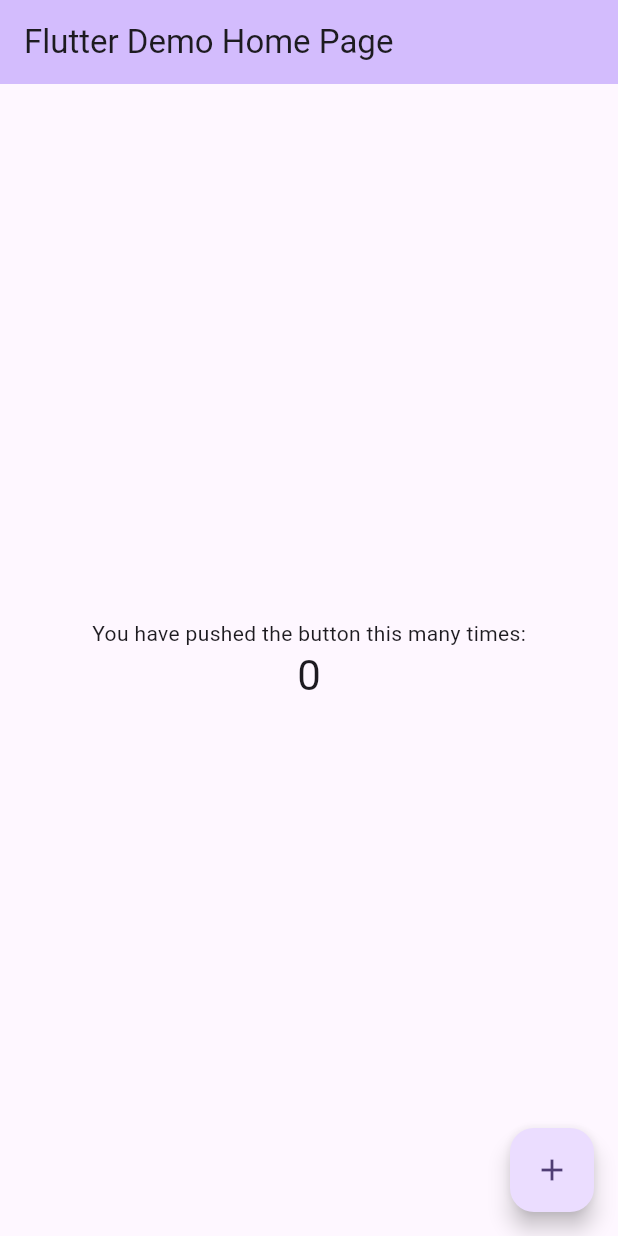
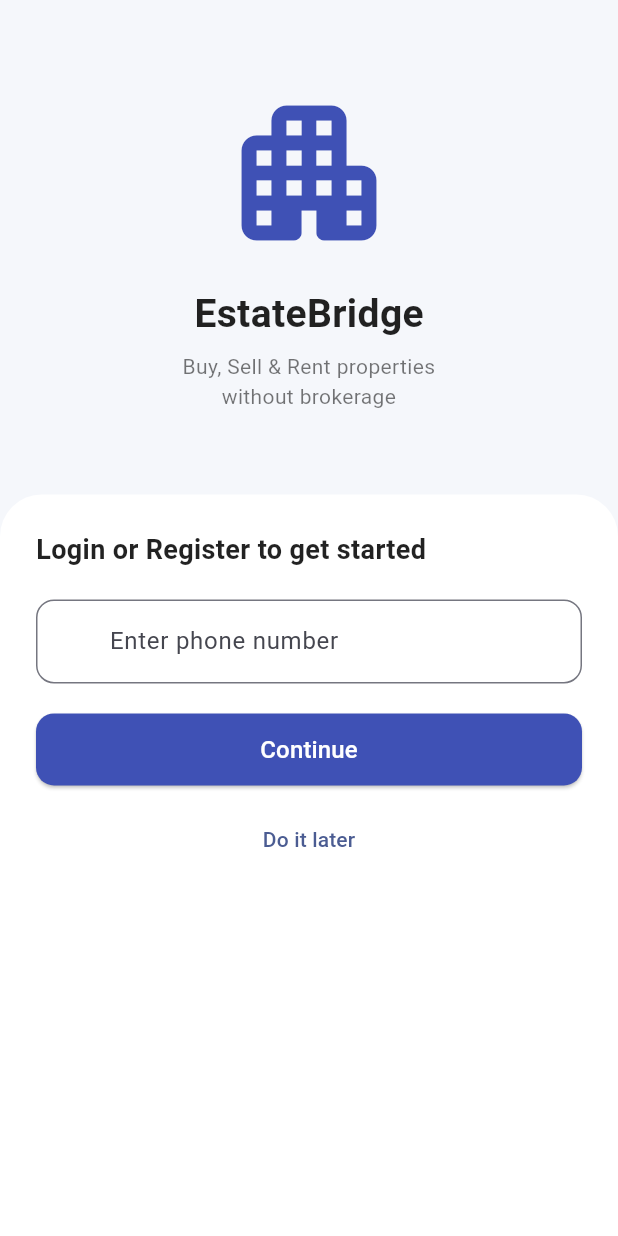
Before and after one commit to NeerajGit2606/EstateBridge, a Flutter app: the screen it shows after launch, on a phone screen of 412 x 824 dp. Run offline on Flutter 3.47's test engine with Material 3 defaults, Android fonts, the phone set to English and light mode, and no system bars; our stand-ins replace firebase_auth, firebase_core, shared_preferences; accounts and stored records are empty.

Commit message:
chore: setup firebase cli and flutterfire configuration

```diff
--- /dev/null
+++ b/lib/app/app.dart
@@ -0,0 +1,86 @@
+import 'package:flutter/material.dart';
+import 'package:firebase_auth/firebase_auth.dart';
+import 'package:shared_preferences/shared_preferences.dart';
+
+import '../features/onboarding/welcome_screen.dart';
+import '../dashboards/guest/guest_home.dart';
+import '../shared/theme/app_theme.dart';
+
+class EstateBridgeApp extends StatefulWidget {
+  const EstateBridgeApp({super.key});
+
+  @override
+  State<EstateBridgeApp> createState() => _EstateBridgeAppState();
+}
+
+class _EstateBridgeAppState extends State<EstateBridgeApp> {
+  late final Future<Widget> _startScreenFuture;
+
+  @override
+  void initState() {
+    super.initState();
+    _startScreenFuture = _resolveStartScreen();
+  }
+
+  /// Runs ONLY ONCE when app starts
+  Future<Widget> _resolveStartScreen() async {
+    final prefs = await SharedPreferences.getInstance();
+
+    final hasSeenWelcome = prefs.getBool('has_seen_welcome') ?? false;
+    final isLoggedIn = FirebaseAuth.instance.currentUser != null;
+
+    // 1️⃣ Logged-in users → main app
+    if (isLoggedIn) {
+      return const GuestHome(); // later UserHome
+    }
+
+    // 2️⃣ First-ever launch → Welcome
+    if (!hasSeenWelcome) {
+      // Mark immediately so next launch skips welcome
+      await prefs.setBool('has_seen_welcome', true);
+      return const WelcomeScreen();
+    }
+
+    // 3️⃣ Returning users without login → Guest mode
+    return const GuestHome();
+  }
+
+  @override
+  Widget build(BuildContext context) {
+    return MaterialApp(
+      title: 'EstateBridge',
+      debugShowCheckedModeBanner: false,
+      theme: AppTheme.lightTheme,
+      home: FutureBuilder<Widget>(
+        future: _startScreenFuture, // cached future
+        builder: (context, snapshot) {
+          // While async work is running → show loader
+          if (snapshot.connectionState != ConnectionState.done) {
+            return const Scaffold(
+              body: Center(child: CircularProgressIndicator()),
+            );
+          }
+
+          // If something failed during startup resolution
+          if (snapshot.hasError) {
+            // Log error instead of crashing app
+            debugPrint('Startup error: ${snapshot.error}');
+
+            return const Scaffold(
+              body: Center(
+                child: Text(
+                  'Something went wrong',
+                  style: TextStyle(fontSize: 16),
+                ),
+              ),
+            );
+          }
+
+          // SUCCESS CASE
+          // snapshot.data is guaranteed non-null here
+          return snapshot.data!;
+        },
+      ),
+    );
+  }
+}
--- /dev/null
+++ b/lib/dashboards/guest/guest_home.dart
@@ -0,0 +1,34 @@
+import 'package:flutter/material.dart';
+
+/// ------------------------------------------------------------
+/// GuestHome
+/// ------------------------------------------------------------
+/// This screen is shown to users who
+/// are not logged in.
+/// ------------------------------------------------------------
+class GuestHome extends StatelessWidget {
+  const GuestHome({super.key});
+
+  @override
+  Widget build(BuildContext context) {
+    return Scaffold(
+      appBar: AppBar(
+        title: const Text('EstateBridge'),
+        actions: [
+          TextButton(
+            onPressed: () {
+              // TODO: Navigate to Login / OTP screen
+            },
+            child: const Text('Login'),
+          )
+        ],
+      ),
+      body: const Center(
+        child: Text(
+          'Browsing as Guest',
+          style: TextStyle(fontSize: 16),
+        ),
+      ),
+    );
+  }
+}
--- /dev/null
+++ b/lib/features/onboarding/welcome_screen.dart
@@ -0,0 +1,200 @@
+import 'package:flutter/material.dart';
+
+/// ------------------------------------------------------------
+/// WelcomeScreen
+/// ------------------------------------------------------------
+/// This is the FIRST screen of the application.
+/// Similar to apps like 99acres / NoBroker, this screen:
+/// 1. Builds trust (branding + value proposition)
+/// 2. Allows soft entry via phone number
+/// 3. Gives option to skip login ("Do it later")
+///
+/// NOTE:
+/// - This screen does NOT authenticate the user.
+/// - Authentication (OTP / Firebase Auth) will come later.
+/// ------------------------------------------------------------
+class WelcomeScreen extends StatelessWidget {
+  const WelcomeScreen({super.key});
+
+  @override
+  Widget build(BuildContext context) {
+    return Scaffold(
+      /// Light background color for a clean, modern look
+      backgroundColor: const Color(0xFFF5F7FB),
+
+      /// SafeArea ensures UI does not overlap
+      /// with notch, status bar, or system gestures
+      body: SafeArea(
+        child: Column(
+          children: [
+            // =========================================================
+            // 1️⃣ TOP HERO SECTION (Branding + Trust)
+            // =========================================================
+            // This section visually introduces the app.
+            // It takes less space than the bottom section
+            // but enough to establish brand identity.
+            Expanded(
+              flex: 4, // 40% of the vertical screen
+              child: Center(
+                child: Column(
+                  mainAxisAlignment: MainAxisAlignment.center,
+                  children: const [
+                    /// Placeholder icon for illustration / image
+                    /// In production, this can be replaced with:
+                    /// - Lottie animation
+                    /// - SVG illustration
+                    /// - Static image
+                    Icon(
+                      Icons.apartment_rounded,
+                      size: 120,
+                      color: Colors.indigo,
+                    ),
+
+                    SizedBox(height: 16),
+
+                    /// App name / Brand name
+                    /// This should be bold and clearly visible
+                    Text(
+                      'EstateBridge',
+                      style: TextStyle(
+                        fontSize: 26,
+                        fontWeight: FontWeight.bold,
+                      ),
+                    ),
+
+                    SizedBox(height: 6),
+
+                    /// Short value proposition
+                    /// Explains WHAT the app does in one glance
+                    Text(
+                      'Buy, Sell & Rent properties\nwithout brokerage',
+                      textAlign: TextAlign.center,
+                      style: TextStyle(
+                        fontSize: 14,
+                        color: Colors.black54,
+                      ),
+                    ),
+                  ],
+                ),
+              ),
+            ),
+
+            // =========================================================
+            // 2️⃣ BOTTOM ACTION SECTION (User Interaction)
+            // =========================================================
+            // This section behaves like a "bottom sheet".
+            // It contains:
+            // - Login / Register prompt
+            // - Phone number input
+            // - Primary and secondary actions
+            Expanded(
+              flex: 6, // 60% of the vertical screen
+              child: Container(
+                padding: const EdgeInsets.all(24),
+
+                /// Rounded top corners give a modern,
+                /// bottom-sheet style appearance
+                decoration: const BoxDecoration(
+                  color: Colors.white,
+                  borderRadius: BorderRadius.vertical(
+                    top: Radius.circular(28),
+                  ),
+                ),
+
+                child: Column(
+                  crossAxisAlignment: CrossAxisAlignment.stretch,
+                  children: [
+                    /// Section title
+                    /// This text sets user expectation
+                    const Text(
+                      'Login or Register to get started',
+                      style: TextStyle(
+                        fontSize: 18,
+                        fontWeight: FontWeight.w600,
+                      ),
+                    ),
+
+                    const SizedBox(height: 20),
+
+                    // -----------------------------------------------------
+                    // PHONE NUMBER INPUT FIELD
+                    // -----------------------------------------------------
+                    // This field collects user's mobile number.
+                    // In later steps:
+                    // - OTP will be sent
+                    // - Firebase Phone Auth will be triggered
+                    TextField(
+                      keyboardType: TextInputType.phone,
+                      decoration: InputDecoration(
+                        /// Country code prefix (India)
+                        prefixText: '+91 ',
+                        hintText: 'Enter phone number',
+
+                        /// Rounded border for better UX
+                        border: OutlineInputBorder(
+                          borderRadius: BorderRadius.circular(12),
+                        ),
+                      ),
+                    ),
+
+                    const SizedBox(height: 20),
+
+                    // -----------------------------------------------------
+                    // PRIMARY CTA BUTTON (CONTINUE)
+                    // -----------------------------------------------------
+                    // This is the main action on the screen.
+                    // Visually strong to guide user forward.
+                    SizedBox(
+                      height: 48,
+                      child: ElevatedButton(
+                        onPressed: () {
+                          /// TODO (Next Phase):
+                          /// 1. Validate phone number
+                          /// 2. Trigger OTP screen
+                          /// 3. Start Firebase Phone Authentication
+                        },
+
+                        /// Styling to make it prominent
+                        style: ElevatedButton.styleFrom(
+                          backgroundColor: Colors.indigo,
+                          shape: RoundedRectangleBorder(
+                            borderRadius: BorderRadius.circular(12),
+                          ),
+                        ),
+
+                        child: const Text(
+                          'Continue',
+                          style: TextStyle(fontSize: 16),
+                        ),
+                      ),
+                    ),
+
+                    const SizedBox(height: 12),
+
+                    // -----------------------------------------------------
+                    // SECONDARY CTA (SKIP LOGIN)
+                    // -----------------------------------------------------
+                    // This allows users to explore the app
+                    // without authentication.
+                    //
+                    // Business logic later:
+                    // - Limited browsing
+                    // - No contact details visible
+                    // - Prompt login again on restricted actions
+                    TextButton(
+                      onPressed: () {
+                        /// TODO:
+                        /// Navigate to limited-access home screen
+                      },
+                      child: const Text('Do it later'),
+                    ),
+                  ],
+                ),
+              ),
+            ),
+          ],
+        ),
+      ),
+    );
+  }
+}
--- a/lib/main.dart
+++ b/lib/main.dart
@@ -1,122 +1,16 @@
 import 'package:flutter/material.dart';
+import 'package:firebase_core/firebase_core.dart';
 
-void main() {
-  runApp(const MyApp());
+import 'app/app.dart';
+import 'firebase_options.dart';
+
+Future<void> main() async {
+  // Ensures Flutter engine is ready before async calls
+  WidgetsFlutterBinding.ensureInitialized();
+
+  // 🔥 REQUIRED: Initialize Firebase BEFORE using FirebaseAuth
+  await Firebase.initializeApp(options: DefaultFirebaseOptions.currentPlatform);
+
+  // Start the app AFTER Firebase is ready
+  runApp(const EstateBridgeApp());
 }
-
-class MyApp extends StatelessWidget {
-  const MyApp({super.key});
-
-  // This widget is the root of your application.
-  @override
-  Widget build(BuildContext context) {
-    return MaterialApp(
-      title: 'Flutter Demo',
-      theme: ThemeData(
-        // This is the theme of your application.
-        //
-        // TRY THIS: Try running your application with "flutter run". You'll see
-        // the application has a purple toolbar. Then, without quitting the app,
-        // try changing the seedColor in the colorScheme below to Colors.green
-        // and then invoke "hot reload" (save your changes or press the "hot
-        // reload" button in a Flutter-supported IDE, or press "r" if you used
-        // the command line to start the app).
-        //
-        // Notice that the counter didn't reset back to zero; the application
-        // state is not lost during the reload. To reset the state, use hot
-        // restart instead.
-        //
-        // This works for code too, not just values: Most code changes can be
-        // tested with just a hot reload.
-        colorScheme: .fromSeed(seedColor: Colors.deepPurple),
-      ),
-      home: const MyHomePage(title: 'Flutter Demo Home Page'),
-    );
-  }
-}
-
-class MyHomePage extends StatefulWidget {
-  const MyHomePage({super.key, required this.title});
-
-  // This widget is the home page of your application. It is stateful, meaning
-  // that it has a State object (defined below) that contains fields that affect
-  // how it looks.
-
-  // This class is the configuration for the state. It holds the values (in this
-  // case the title) provided by the parent (in this case the App widget) and
-  // used by the build method of the State. Fields in a Widget subclass are
-  // always marked "final".
-
-  final String title;
-
-  @override
-  State<MyHomePage> createState() => _MyHomePageState();
-}
-
-class _MyHomePageState extends State<MyHomePage> {
-  int _counter = 0;
-
-  void _incrementCounter() {
-    setState(() {
-      // This call to setState tells the Flutter framework that something has
-      // changed in this State, which causes it to rerun the build method below
-      // so that the display can reflect the updated values. If we changed
-      // _counter without calling setState(), then the build method would not be
-      // called again, and so nothing would appear to happen.
-      _counter++;
-    });
-  }
-
-  @override
-  Widget build(BuildContext context) {
-    // This method is rerun every time setState is called, for instance as done
-    // by the _incrementCounter method above.
-    //
-    // The Flutter framework has been optimized to make rerunning build methods
-    // fast, so that you can just rebuild anything that needs updating rather
-    // than having to individually change instances of widgets.
-    return Scaffold(
-      appBar: AppBar(
-        // TRY THIS: Try changing the color here to a specific color (to
-        // Colors.amber, perhaps?) and trigger a hot reload to see the AppBar
-        // change color while the other colors stay the same.
-        backgroundColor: Theme.of(context).colorScheme.inversePrimary,
-        // Here we take the value from the MyHomePage object that was created by
-        // the App.build method, and use it to set our appbar title.
-        title: Text(widget.title),
-      ),
-      body: Center(
-        // Center is a layout widget. It takes a single child and positions it
-        // in the middle of the parent.
-        child: Column(
-          // Column is also a layout widget. It takes a list of children and
-          // arranges them vertically. By default, it sizes itself to fit its
-          // children horizontally, and tries to be as tall as its parent.
-          //
-          // Column has various properties to control how it sizes itself and
-          // how it positions its children. Here we use mainAxisAlignment to
-          // center the children vertically; the main axis here is the vertical
-          // axis because Columns are vertical (the cross axis would be
-          // horizontal).
-          //
-          // TRY THIS: Invoke "debug painting" (choose the "Toggle Debug Paint"
-          // action in the IDE, or press "p" in the console), to see the
-          // wireframe for each widget.
-          mainAxisAlignment: .center,
-          children: [
-            const Text('You have pushed the button this many times:'),
-            Text(
-              '$_counter',
-              style: Theme.of(context).textTheme.headlineMedium,
-            ),
-          ],
-        ),
-      ),
-      floatingActionButton: FloatingActionButton(
-        onPressed: _incrementCounter,
-        tooltip: 'Increment',
-        child: const Icon(Icons.add),
-      ),
-    );
-  }
-}
--- /dev/null
+++ b/lib/shared/theme/app_theme.dart
@@ -0,0 +1,124 @@
+// Imports Flutter’s Material Design package.
+// ThemeData, ColorScheme, TextTheme, etc. come from here.
+import 'package:flutter/material.dart';
+
+/// AppTheme
+/// --------
+/// This class defines the global visual identity of the application.
+///
+/// Why central theme?
+/// - Consistent UI across all screens
+/// - Easy rebranding (change colors in one place)
+/// - Future support for dark mode
+/// - Cleaner widget code (less inline styling)
+///
+/// Real-world apps (99acres, NoBroker, Airbnb) always use a central theme.
+class AppTheme {
+  /// Private constructor to prevent instantiation.
+  /// This class is intended to be used statically.
+  AppTheme._();
+
+  /// Light theme configuration for the application.
+  ///
+  /// This is the default theme used across the app.
+  /// Later, a darkTheme can be added alongside this.
+  static ThemeData get lightTheme {
+    return ThemeData(
+      // Enables Material Design 3 (latest design system by Google).
+      // Provides better defaults for spacing, typography, and components.
+      useMaterial3: true,
+
+      // Defines the primary color palette of the app.
+      // We use a professional blue tone suitable for real estate platforms.
+      colorScheme: ColorScheme.fromSeed(
+        seedColor: const Color(0xFF2563EB), // Blue (trust, reliability)
+        brightness: Brightness.light,
+      ),
+
+      // Background color used by Scaffold widgets.
+      // A very light grey is easier on the eyes than pure white.
+      scaffoldBackgroundColor: const Color(0xFFF8FAFC),
+
+      // Default font family for the entire app.
+      // Roboto is widely used, readable, and professional.
+      fontFamily: 'Roboto',
+
+      // Global AppBar styling.
+      appBarTheme: const AppBarTheme(
+        // Removes shadow for a cleaner, modern look.
+        elevation: 0,
+
+        // Background color of AppBar.
+        backgroundColor: Colors.transparent,
+
+        // Foreground color (icons, text).
+        foregroundColor: Colors.black,
+      ),
+
+      // Global text styling.
+      // These styles are used unless overridden locally.
+      textTheme: const TextTheme(
+        // Large titles (e.g., screen headings)
+        headlineLarge: TextStyle(
+          fontSize: 28,
+          fontWeight: FontWeight.bold,
+          color: Colors.black,
+        ),
+
+        // Medium titles (section headings)
+        headlineMedium: TextStyle(
+          fontSize: 22,
+          fontWeight: FontWeight.w600,
+          color: Colors.black,
+        ),
+
+        // Normal body text
+        bodyMedium: TextStyle(
+          fontSize: 16,
+          color: Colors.black87,
+        ),
+
+        // Small helper or caption text
+        bodySmall: TextStyle(
+          fontSize: 14,
+          color: Colors.black54,
+        ),
+      ),
+
+      // Global styling for ElevatedButton.
+      elevatedButtonTheme: ElevatedButtonThemeData(
+        style: ElevatedButton.styleFrom(
+          // Button background color comes from the color scheme.
+          backgroundColor: const Color(0xFF2563EB),
+
+          // Text color inside buttons.
+          foregroundColor: Colors.white,
+
+          // Button shape.
+          shape: RoundedRectangleBorder(
+            borderRadius: BorderRadius.circular(8),
+          ),
+
+          // Minimum height for buttons (touch-friendly).
+          minimumSize: const Size.fromHeight(48),
+        ),
+      ),
+
+      // Global styling for input fields (TextField, TextFormField).
+      inputDecorationTheme: InputDecorationTheme(
+        // Outline border for text fields.
+        border: OutlineInputBorder(
+          borderRadius: BorderRadius.circular(8),
+        ),
+
+        // Border when the field is focused.
+        focusedBorder: OutlineInputBorder(
+          borderRadius: BorderRadius.circular(8),
+          borderSide: const BorderSide(
+            color: Color(0xFF2563EB),
+          ),
+        ),
+      ),
+    );
+  }
+}
--- a/pubspec.yaml
+++ b/pubspec.yaml
@@ -28,6 +28,8 @@ environment:
 # the latest version available on pub.dev. To see which dependencies have newer
 # versions available, run `flutter pub outdated`.
 dependencies:
+  firebase_auth: ^5.3.0
+  shared_preferences: ^2.2.3
   flutter:
     sdk: flutter
 
```
Also changed, not shown: Code_estate_bridge.txt (added, +15 -0 lines), firebase.json (added), lib/app/app_startup.dart (added), lib/firebase_options.dart (added), pubspec.lock, 6 other files.
